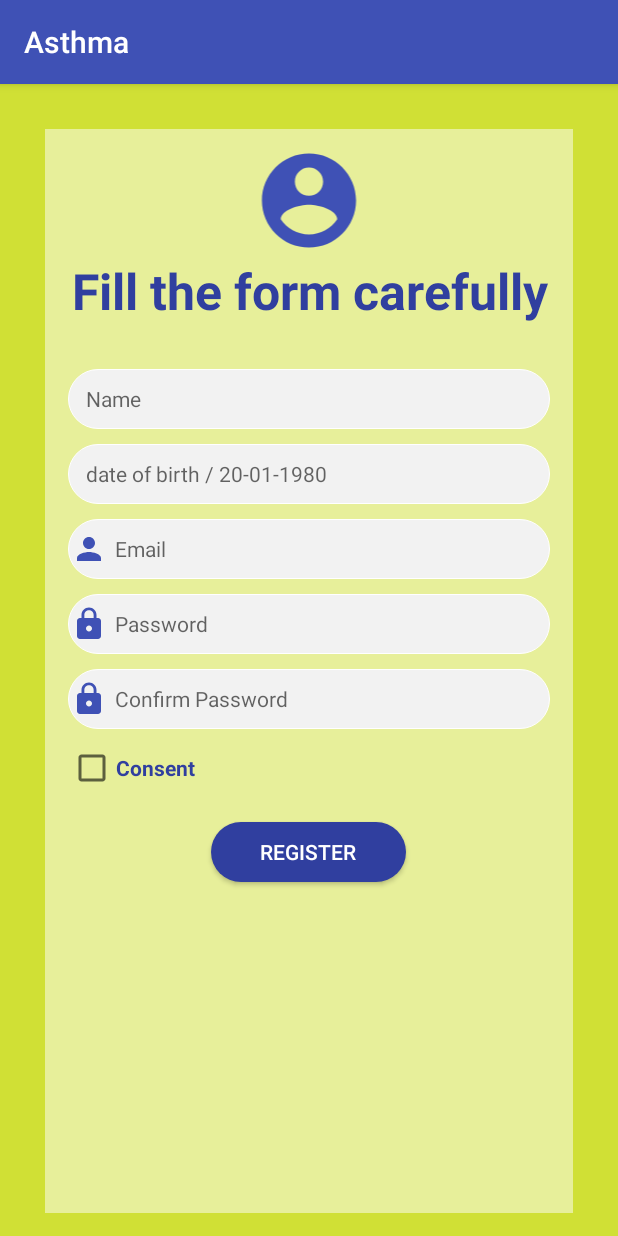
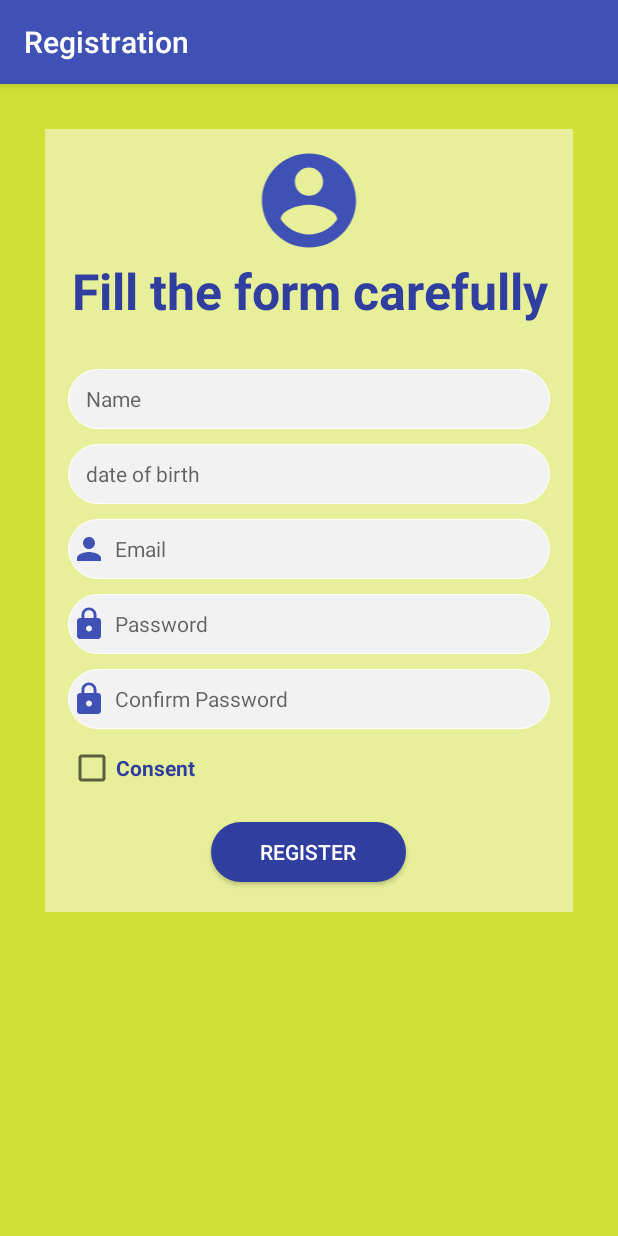
Before and after one commit to MuradAhmad/Asthma, an Android app: the UserRegister screen opened directly, with no data from a screen before it, on a phone screen of 412 x 824 dp. Run offline under Robolectric (Android 15) with nearby library versions, the phone set to English and light mode, and no system bars.

Commit message:
update
User registration

```diff
--- a/app/src/main/java/com/example/murahmad/asthma/Login.java
+++ b/app/src/main/java/com/example/murahmad/asthma/Login.java
@@ -23,8 +23,9 @@ public class Login extends AppCompatActivity {
     AutoCompleteTextView username,password;
 
     @Override
-    public void onCreate(@Nullable Bundle savedInstanceState, @Nullable PersistableBundle persistentState) {
-        super.onCreate(savedInstanceState, persistentState);
+    protected void onCreate(Bundle savedInstanceState) {
+        super.onCreate(savedInstanceState);
+        setContentView(R.layout.activity_login);
 
 
         btnLogin = (Button) findViewById(R.id.btnlogin);
--- a/app/src/main/java/com/example/murahmad/asthma/UserRegister.java
+++ b/app/src/main/java/com/example/murahmad/asthma/UserRegister.java
@@ -2,13 +2,18 @@ package com.example.murahmad.asthma;
 
 import android.app.DatePickerDialog;
 import android.app.Dialog;
+import android.content.Intent;
 import android.os.Bundle;
 import android.support.v7.app.AppCompatActivity;
 import android.view.View;
+import android.webkit.WebView;
+import android.webkit.WebViewClient;
 import android.widget.Button;
 import android.widget.CheckBox;
 import android.widget.DatePicker;
+import android.widget.EditText;
 import android.widget.TextView;
+import android.widget.Toast;
 
 import java.util.Calendar;
 
@@ -18,7 +23,13 @@ import java.util.Calendar;
 
 public class UserRegister extends AppCompatActivity {
 
-    TextView txtDateOfBirth;
+    EditText txtDateOfBirth, txtName, txtEmail,txtPassword, txtConfirmPassword;
+    CheckBox chkConsent;
+    Button btnRegister;
+
+    String name,dateOfBirth,email,password,confirmPassword;
+
+
     int year, month, day;
     DatePickerDialog datePickerDialog;
 
@@ -28,9 +39,65 @@ public class UserRegister extends AppCompatActivity {
         setContentView(R.layout.activity_userregister);
 
 
-        txtDateOfBirth = (TextView) findViewById(R.id.userDOB);
+        txtName = (EditText) findViewById(R.id.userName);
+        txtDateOfBirth = (EditText) findViewById(R.id.userDOB);
+        txtEmail = (EditText) findViewById(R.id.userEmail);
+        txtPassword = (EditText) findViewById(R.id.userPassward);
+        txtConfirmPassword = (EditText) findViewById(R.id.userPasswardConfirm);
 
-/*
+        chkConsent = (CheckBox)findViewById(R.id.chkbConsent);
+
+        btnRegister = (Button)findViewById(R.id.btnRegister);
+
+
+        name = txtName.getText().toString();
+        dateOfBirth = txtDateOfBirth.getText().toString();
+        email = txtEmail.getText().toString();
+        password = txtPassword.getText().toString();
+        confirmPassword = txtConfirmPassword.getText().toString();
+
+
+
+        chkConsent.setOnClickListener(new View.OnClickListener() {
+
+            @Override
+            public void onClick(View v) {
+                //is chkIos checked?
+                if (((CheckBox) v).isChecked()) {
+                    //Toast.makeText(UserRegister.this, "Check Box is selected", Toast.LENGTH_LONG).show();
+
+                    Intent intent = new Intent(UserRegister.this, Consent.class);
+                    startActivity(intent);
+                }
+            }
+        });
+
+
+
+
+
+
+         btnRegister.setOnClickListener(new View.OnClickListener() {
+                    @Override
+                    public void onClick(View v) {
+
+
+
+                        // 1. save data,
+                        // 2.validate data
+
+
+
+
+
+                        Intent intent=new Intent(UserRegister.this,MainActivity.class);
+                        startActivity(intent);
+                    }
+                });
+
+
+
+
 
         txtDateOfBirth.setOnClickListener(new View.OnClickListener() {
             @Override
@@ -41,7 +108,7 @@ public class UserRegister extends AppCompatActivity {
                 month = c.get(Calendar.MONTH);
                 day = c.get(Calendar.DAY_OF_MONTH);
 
-                datePickerDialog = new DatePickerDialog(getApplicationContext(), new DatePickerDialog.OnDateSetListener() {
+                datePickerDialog = new DatePickerDialog(UserRegister.this, new DatePickerDialog.OnDateSetListener() {
                     @Override
                     public void onDateSet(DatePicker datePicker, int selectedYear, int selectedMonth, int selectedDay) {
                         year = selectedYear;
@@ -57,7 +124,7 @@ public class UserRegister extends AppCompatActivity {
             }
         });
 
-*/
+
 
 
 
@@ -87,4 +154,50 @@ public class UserRegister extends AppCompatActivity {
     }*/
 
     }
+
+
+    public boolean validate() {
+        boolean valid = true;
+
+
+       String name = txtName.getText().toString();
+        String dateOfBirth = txtDateOfBirth.getText().toString();
+       String email = txtEmail.getText().toString();
+       String password = txtPassword.getText().toString();
+        String confirmPassword = txtConfirmPassword.getText().toString();
+
+
+
+
+
+        if(name.isEmpty()) {
+            txtName.setError("enter username");
+        }
+        if(dateOfBirth.isEmpty()) {
+            txtDateOfBirth.setError("enter date of birth");
+        }
+
+        if (email.isEmpty() || !android.util.Patterns.EMAIL_ADDRESS.matcher(email).matches()) {
+            txtEmail.setError("enter a valid email address");
+            valid = false;
+        } else {
+            txtEmail.setError(null);
+        }
+
+        if (password.isEmpty() || password.length() < 4 || password.length() > 10) {
+            txtPassword.setError("between 4 and 10 alphanumeric characters");
+            valid = false;
+        } else {
+            txtPassword.setError(null);
+        }
+        if(confirmPassword.equals(password)) {
+               txtConfirmPassword.setError(null);
+
+        }else {
+            txtConfirmPassword.setError("password not same");
+        }
+
+        return valid;
+    }
+
 }
--- a/app/src/main/res/layout/activity_main.xml
+++ b/app/src/main/res/layout/activity_main.xml
@@ -7,7 +7,10 @@
     tools:context=".MainActivity"
     android:background="@color/colorBg"
     android:id="@+id/drawer"
+
     >
+
+
 
 
     <android.support.design.widget.NavigationView
@@ -84,4 +87,5 @@
  </LinearLayout>
 
 
+
 </android.support.v4.widget.DrawerLayout>
--- a/app/src/main/res/layout/activity_userregister.xml
+++ b/app/src/main/res/layout/activity_userregister.xml
@@ -9,6 +9,14 @@
     android:background="@color/colorBg">
 
 
+
+    <ScrollView
+        android:layout_width="match_parent"
+        android:layout_height="wrap_content"
+
+        android:id="@+id/scrollView"
+
+        >
 
     <LinearLayout
         android:layout_width="match_parent"
@@ -44,7 +52,7 @@
             android:textSize="50px"
             android:textStyle="bold"
             android:textAlignment="center"/>
-        <AutoCompleteTextView
+        <EditText
             android:id="@+id/userName"
             android:layout_width="match_parent"
             android:layout_height="40dp"
@@ -61,11 +69,11 @@
 
 
 
-        <AutoCompleteTextView
+        <EditText
             android:id="@+id/userDOB"
             android:layout_width="match_parent"
             android:layout_height="40dp"
-            android:hint="  date of birth / 20-01-1980"
+            android:hint="  date of birth"
             android:background="@drawable/round_white_bg"
             android:layout_marginEnd="15dp"
             android:layout_marginStart="15dp"
@@ -76,7 +84,7 @@
             android:layout_marginBottom="10dp"
             />
 
-        <AutoCompleteTextView
+        <EditText
             android:id="@+id/userEmail"
             android:layout_width="match_parent"
             android:layout_height="40dp"
@@ -91,7 +99,7 @@
             android:paddingLeft="2dp"
             android:layout_marginBottom="10dp"
             />
-        <AutoCompleteTextView
+        <EditText
             android:id="@+id/userPassward"
             android:layout_width="match_parent"
             android:layout_height="40dp"
@@ -108,7 +116,7 @@
             android:layout_marginBottom="10dp"
 
             />
-        <AutoCompleteTextView
+        <EditText
             android:id="@+id/userPasswardConfirm"
             android:layout_width="match_parent"
             android:layout_height="40dp"
@@ -140,7 +148,7 @@
             />
 
         <Button
-            android:id="@+id/btnlogin"
+            android:id="@+id/btnRegister"
             android:layout_width="130dp"
             android:layout_height="40dp"
             android:layout_gravity="center"
@@ -159,6 +167,8 @@
     </LinearLayout>
 
 
+</ScrollView>
+
 
 
 
```
Also changed, not shown: app/src/main/AndroidManifest.xml (+4 -3 lines), app/src/main/java/com/example/murahmad/asthma/Consent.java (added, +32 -0 lines), app/src/main/res/layout/consent_webview.xml (added, +24 -0 lines).
